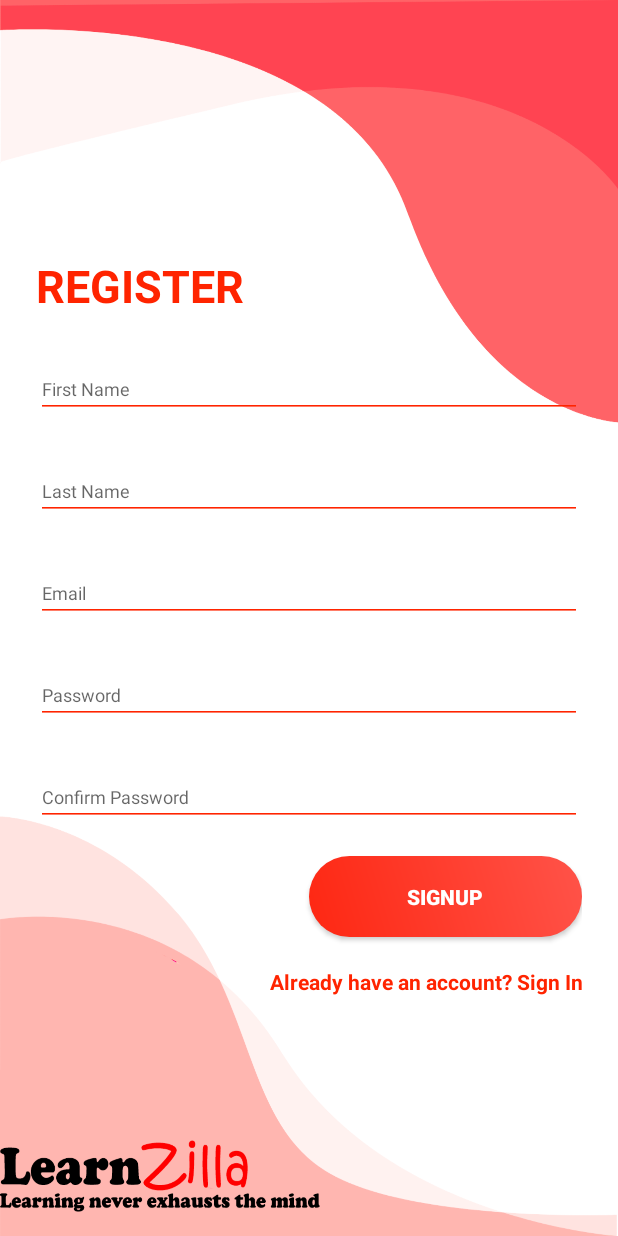
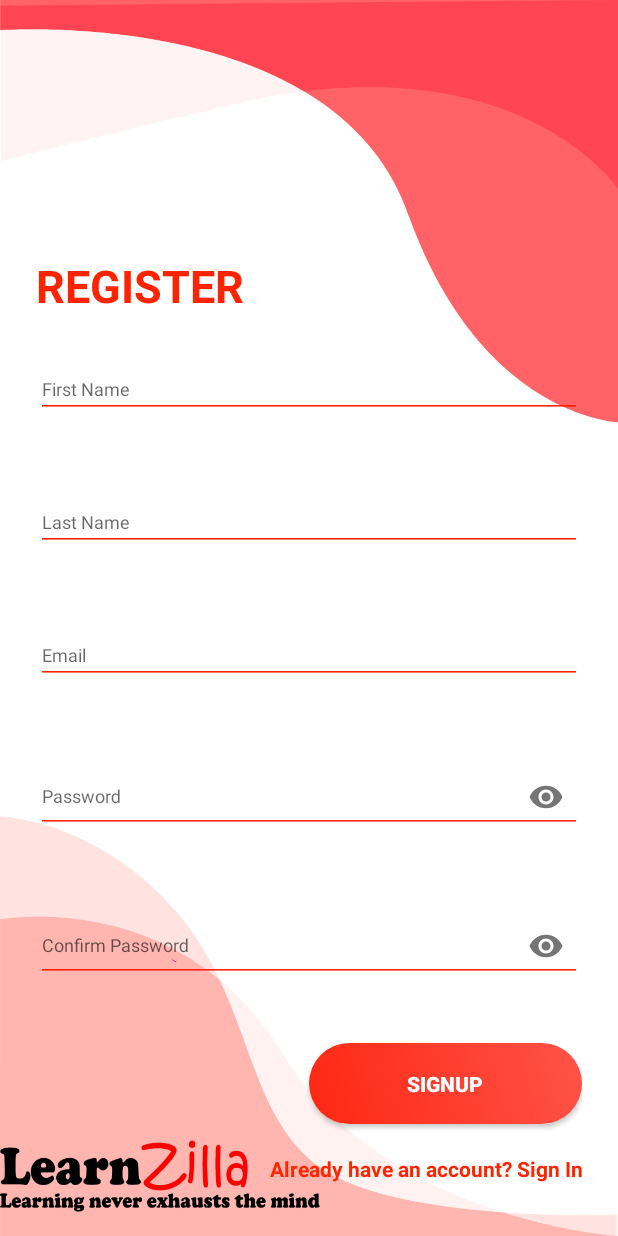
Before and after one commit to nipuninawodani/LEARNZILLA, an Android app: the RegisterFragment screen opened through its navigation route, on a phone screen of 412 x 824 dp. Run offline under Robolectric (Android 15) with nearby library versions, the phone set to English and light mode, and no system bars.

Commit message:
Input validators Added
Email pattern validated
Confirm password Validated
error messages added
data binding fixed

```diff
--- a/Mobileapp/Learnzilla/app/src/main/res/layout/fragment_login.xml
+++ b/Mobileapp/Learnzilla/app/src/main/res/layout/fragment_login.xml
@@ -23,6 +23,7 @@
     <com.google.android.material.textfield.TextInputLayout
         android:id="@+id/textInputEmail"
         style="@style/parent"
+        app:errorEnabled="true"
         android:layout_marginTop="@dimen/loginViewsMargin">
 
         <EditText
@@ -36,6 +37,8 @@
     <com.google.android.material.textfield.TextInputLayout
         android:id="@+id/textInputPassword"
         style="@style/parent"
+        app:errorEnabled="true"
+        app:endIconMode="password_toggle"
         android:layout_marginTop="@dimen/loginViewsMargin">
 
         <EditText
--- a/Mobileapp/Learnzilla/app/src/main/res/layout/fragment_register.xml
+++ b/Mobileapp/Learnzilla/app/src/main/res/layout/fragment_register.xml
@@ -24,6 +24,7 @@
     <com.google.android.material.textfield.TextInputLayout
         android:id="@+id/textInputFirstName"
         style="@style/parent"
+        app:errorEnabled="true"
         android:layout_marginTop="@dimen/loginViewsMargin">
 
         <EditText
@@ -38,6 +39,7 @@
     <com.google.android.material.textfield.TextInputLayout
         android:id="@+id/textInputLastName"
         style="@style/parent"
+        app:errorEnabled="true"
         android:layout_marginTop="@dimen/loginViewsMargin">
 
         <EditText
@@ -53,6 +55,7 @@
     <com.google.android.material.textfield.TextInputLayout
         android:id="@+id/textInputEmail"
         style="@style/parent"
+        app:errorEnabled="true"
         android:layout_marginTop="@dimen/loginViewsMargin">
 
         <EditText
@@ -67,6 +70,8 @@
     <com.google.android.material.textfield.TextInputLayout
         android:id="@+id/textInputPassword"
         style="@style/parent"
+        app:errorEnabled="true"
+        app:endIconMode="password_toggle"
         android:layout_marginTop="@dimen/loginViewsMargin">
 
         <EditText
@@ -74,12 +79,13 @@
             style="@style/modifiedEditText"
             android:hint="@string/login_password_hint"
             android:inputType="textPassword"
-            android:maxLines="1"
-            android:autofillHints="" />
+            android:maxLines="1" />
     </com.google.android.material.textfield.TextInputLayout>
     <com.google.android.material.textfield.TextInputLayout
         android:id="@+id/textInputConfirmPassword"
         style="@style/parent"
+        app:errorEnabled="true"
+        app:endIconMode="password_toggle"
         android:layout_marginTop="@dimen/loginViewsMargin">
 
         <EditText
@@ -87,8 +93,7 @@
             style="@style/modifiedEditText"
             android:hint="@string/login_confirm_password_hint"
             android:inputType="textPassword"
-            android:maxLines="1"
-            android:autofillHints="" />
+            android:maxLines="1" />
     </com.google.android.material.textfield.TextInputLayout>
 
     <Button
```
Also changed, not shown: Mobileapp/Learnzilla/app/src/main/java/com/uok/learnzilla/BackEndClasses/ConfirmPasswordValidator.java (added, +10 -0 lines), Mobileapp/Learnzilla/app/src/main/java/com/uok/learnzilla/BackEndClasses/EmailPatternValidator.java (added, +14 -0 lines), Mobileapp/Learnzilla/app/src/main/java/com/uok/learnzilla/Login/MainFragments/RegisterFragment.java (+58 -8 lines), Mobileapp/Learnzilla/app/src/main/java/com/uok/learnzilla/Login/MainFragments/loginFragment.java (+37 -5 lines).
